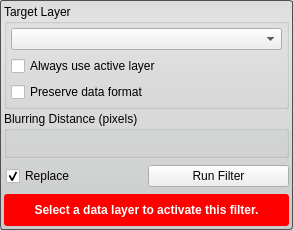
Qt form Interface/ToolInterface/DiscreteGaussianFilterInterface.ui (jessdtate/Seg3D) before a commit.
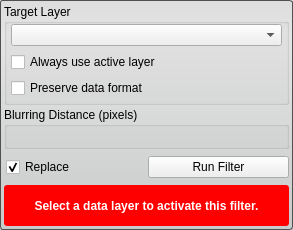
The same form after that commit. Custom widgets are drawn as their Qt base class.

Diff of the .ui file:
```diff
--- a/Interface/ToolInterface/DiscreteGaussianFilterInterface.ui
+++ b/Interface/ToolInterface/DiscreteGaussianFilterInterface.ui
@@ -45,7 +45,19 @@
       <string>Target Layer</string>
      </property>
      <layout class="QVBoxLayout" name="verticalLayout_4">
-      <property name="margin">
+      <property name="spacing">
+       <number>6</number>
+      </property>
+      <property name="leftMargin">
+       <number>4</number>
+      </property>
+      <property name="topMargin">
+       <number>0</number>
+      </property>
+      <property name="rightMargin">
+       <number>4</number>
+      </property>
+      <property name="bottomMargin">
        <number>4</number>
       </property>
       <item>
@@ -193,12 +205,6 @@
        <height>32</height>
       </size>
      </property>
-     <property name="maximumSize">
-      <size>
-       <width>16777215</width>
-       <height>32</height>
-      </size>
-     </property>
      <property name="styleSheet">
       <string notr="true">QLabel#message_{
 	color: white;
```
